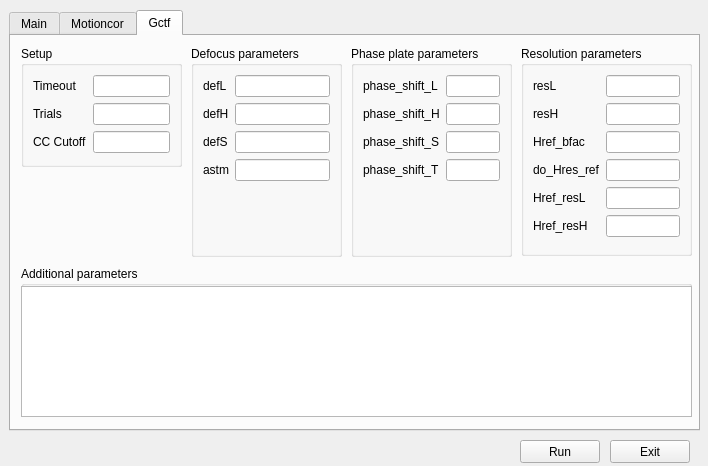
This is gui.ui in ViggieSmalls/MPIApp as Qt 5 draws it before an edit. The edited form follows.
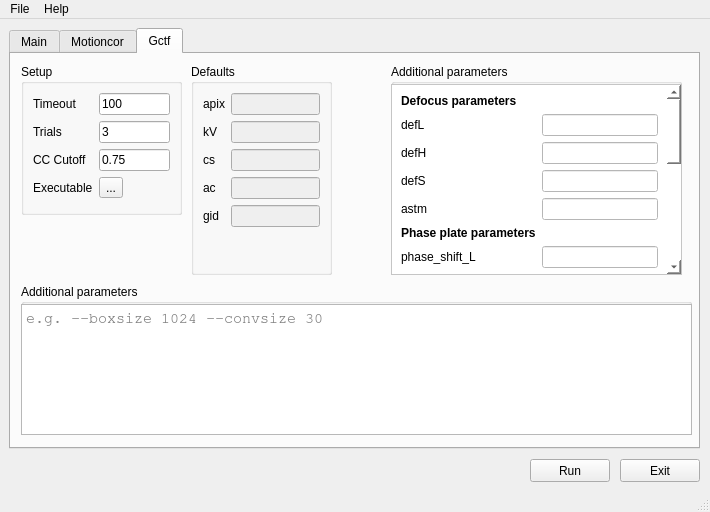
This is the edited form. The open tabs and pages were chosen to show the change.

```diff
--- a/gui.ui
+++ b/gui.ui
@@ -1,27 +1,34 @@
 <?xml version="1.0" encoding="UTF-8"?>
 <ui version="4.0">
- <class>Dialog</class>
- <widget class="QDialog" name="Dialog">
+ <class>MainWindow</class>
+ <widget class="QMainWindow" name="MainWindow">
   <property name="geometry">
    <rect>
     <x>0</x>
     <y>0</y>
-    <width>708</width>
-    <height>466</height>
+    <width>710</width>
+    <height>512</height>
    </rect>
   </property>
   <property name="windowTitle">
    <string>MPIApp</string>
   </property>
+  <widget class="QWidget" name="centralwidget">
   <widget class="QTabWidget" name="tabWidget">
+    <property name="enabled">
+     <bool>true</bool>
+    </property>
    <property name="geometry">
     <rect>
      <x>9</x>
-     <y>10</y>
+      <y>9</y>
      <width>691</width>
      <height>421</height>
     </rect>
    </property>
+    <property name="styleSheet">
+     <string notr="true"/>
+    </property>
    <property name="inputMethodHints">
     <set>Qt::ImhNone</set>
    </property>
@@ -494,17 +501,7 @@
        </widget>
       </item>
       <item row="4" column="1">
-       <widget class="QLineEdit" name="motioncor_RotGain"/>
-      </item>
-      <item row="5" column="0">
-       <widget class="QLabel" name="label_24">
-        <property name="text">
-         <string>FlipGain</string>
-        </property>
-       </widget>
-      </item>
-      <item row="5" column="1">
-       <widget class="QLineEdit" name="motioncor_FlipGain"/>
+        <widget class="QLineEdit" name="motioncor_Bft"/>
       </item>
      </layout>
     </widget>
@@ -561,13 +558,13 @@
       </rect>
      </property>
      <property name="title">
-      <string>GroupBox</string>
-     </property>
-     <layout class="QFormLayout" name="formLayout_2">
+       <string>Defaults</string>
+      </property>
+      <layout class="QFormLayout" name="formLayout_8">
       <item row="0" column="0">
-       <widget class="QLabel" name="label_25">
+        <widget class="QLabel" name="label_18">
         <property name="text">
-         <string>Align</string>
+          <string>FmDose</string>
         </property>
        </widget>
       </item>
@@ -662,273 +659,487 @@
     <attribute name="title">
      <string>Gctf</string>
     </attribute>
-    <widget class="QGroupBox" name="groupBox_6">
+     <widget class="QGroupBox" name="groupBox_8">
      <property name="geometry">
       <rect>
-       <x>180</x>
+        <x>10</x>
        <y>10</y>
-       <width>151</width>
+        <width>161</width>
+        <height>151</height>
+       </rect>
+      </property>
+      <property name="title">
+       <string>Setup</string>
+      </property>
+      <layout class="QFormLayout" name="formLayout_2">
+       <item row="0" column="0">
+        <widget class="QLabel" name="label_38">
+         <property name="text">
+          <string>Timeout</string>
+         </property>
+        </widget>
+       </item>
+       <item row="0" column="1">
+        <widget class="QLineEdit" name="gctf_timeout">
+         <property name="text">
+          <string>100</string>
+         </property>
+        </widget>
+       </item>
+       <item row="1" column="0">
+        <widget class="QLabel" name="label_39">
+         <property name="text">
+          <string>Trials</string>
+         </property>
+        </widget>
+       </item>
+       <item row="1" column="1">
+        <widget class="QLineEdit" name="gctf_trials">
+         <property name="text">
+          <string>3</string>
+         </property>
+        </widget>
+       </item>
+       <item row="2" column="0">
+        <widget class="QLabel" name="label_42">
+         <property name="text">
+          <string>CC Cutoff</string>
+         </property>
+        </widget>
+       </item>
+       <item row="2" column="1">
+        <widget class="QLineEdit" name="gctf_cc_cutoff">
+         <property name="text">
+          <string>0.75</string>
+         </property>
+        </widget>
+       </item>
+       <item row="3" column="0">
+        <widget class="QLabel" name="label_24">
+         <property name="toolTip">
+          <string>defaults to 'gctf'</string>
+         </property>
+         <property name="text">
+          <string>Executable</string>
+         </property>
+        </widget>
+       </item>
+       <item row="3" column="1">
+        <widget class="QToolButton" name="gctf_executable">
+         <property name="toolTip">
+          <string>select the path to the executable</string>
+         </property>
+         <property name="text">
+          <string>...</string>
+         </property>
+        </widget>
+       </item>
+      </layout>
+     </widget>
+     <widget class="QGroupBox" name="groupBox_9">
+      <property name="geometry">
+       <rect>
+        <x>10</x>
+        <y>230</y>
+        <width>671</width>
+        <height>151</height>
+       </rect>
+      </property>
+      <property name="title">
+       <string>Additional parameters</string>
+      </property>
+      <widget class="QPlainTextEdit" name="plainTextEdit_gctf">
+       <property name="geometry">
+        <rect>
+         <x>0</x>
+         <y>20</y>
+         <width>671</width>
+         <height>131</height>
+        </rect>
+       </property>
+       <property name="font">
+        <font>
+         <family>Nimbus Mono L</family>
+         <pointsize>11</pointsize>
+         <weight>50</weight>
+         <bold>false</bold>
+        </font>
+       </property>
+       <property name="placeholderText">
+        <string>e.g. --boxsize 1024 --convsize 30</string>
+       </property>
+      </widget>
+     </widget>
+     <widget class="QGroupBox" name="groupBox_3">
+      <property name="geometry">
+       <rect>
+        <x>380</x>
+        <y>10</y>
+        <width>291</width>
        <height>211</height>
       </rect>
      </property>
      <property name="title">
+       <string>Additional parameters</string>
+      </property>
+      <widget class="QScrollArea" name="scrollArea">
+       <property name="geometry">
+        <rect>
+         <x>0</x>
+         <y>20</y>
+         <width>291</width>
+         <height>191</height>
+        </rect>
+       </property>
+       <property name="autoFillBackground">
+        <bool>false</bool>
+       </property>
+       <property name="styleSheet">
+        <string notr="true">background-color: rgba(255, 255, 255);</string>
+       </property>
+       <property name="widgetResizable">
+        <bool>true</bool>
+       </property>
+       <widget class="QWidget" name="scrollAreaWidgetContents">
+        <property name="geometry">
+         <rect>
+          <x>0</x>
+          <y>0</y>
+          <width>275</width>
+          <height>481</height>
+         </rect>
+        </property>
+        <layout class="QFormLayout" name="formLayout">
+         <item row="5" column="0">
+          <widget class="QLabel" name="label_25">
+           <property name="font">
+            <font>
+             <weight>75</weight>
+             <bold>true</bold>
+            </font>
+           </property>
+           <property name="text">
+            <string>Phase plate parameters</string>
+           </property>
+          </widget>
+         </item>
+         <item row="6" column="0">
+          <widget class="QLabel" name="label_78">
+           <property name="text">
+            <string>phase_shift_L</string>
+           </property>
+          </widget>
+         </item>
+         <item row="6" column="1">
+          <widget class="QLineEdit" name="gctf_phase_shift_L_4">
+           <property name="styleSheet">
+            <string notr="true">background-color: rgb(255, 255, 255);</string>
+           </property>
+          </widget>
+         </item>
+         <item row="7" column="0">
+          <widget class="QLabel" name="label_79">
+           <property name="text">
+            <string>phase_shift_H</string>
+           </property>
+          </widget>
+         </item>
+         <item row="7" column="1">
+          <widget class="QLineEdit" name="gctf_phase_shift_H_4">
+           <property name="styleSheet">
+            <string notr="true">background-color: rgb(255, 255, 255);</string>
+           </property>
+          </widget>
+         </item>
+         <item row="8" column="0">
+          <widget class="QLabel" name="label_80">
+           <property name="text">
+            <string>phase_shift_S</string>
+           </property>
+          </widget>
+         </item>
+         <item row="8" column="1">
+          <widget class="QLineEdit" name="gctf_phase_shift_S_4">
+           <property name="styleSheet">
+            <string notr="true">background-color: rgb(255, 255, 255);</string>
+           </property>
+          </widget>
+         </item>
+         <item row="9" column="0">
+          <widget class="QLabel" name="label_81">
+           <property name="text">
+            <string>phase_shift_T</string>
+           </property>
+          </widget>
+         </item>
+         <item row="9" column="1">
+          <widget class="QLineEdit" name="gctf_phase_shift_T_4">
+           <property name="styleSheet">
+            <string notr="true">background-color: rgb(255, 255, 255);</string>
+           </property>
+          </widget>
+         </item>
+         <item row="10" column="0">
+          <widget class="QLabel" name="label_29">
+           <property name="font">
+            <font>
+             <weight>75</weight>
+             <bold>true</bold>
+            </font>
+           </property>
+           <property name="text">
+            <string>Resolution parameters</string>
+           </property>
+          </widget>
+         </item>
+         <item row="11" column="0">
+          <widget class="QLabel" name="label_82">
+           <property name="text">
+            <string>resL</string>
+           </property>
+          </widget>
+         </item>
+         <item row="11" column="1">
+          <widget class="QLineEdit" name="gctf_resL_5">
+           <property name="styleSheet">
+            <string notr="true">background-color: rgb(255, 255, 255);</string>
+           </property>
+          </widget>
+         </item>
+         <item row="12" column="0">
+          <widget class="QLabel" name="label_83">
+           <property name="text">
+            <string>resH</string>
+           </property>
+          </widget>
+         </item>
+         <item row="12" column="1">
+          <widget class="QLineEdit" name="gctf_resH_5">
+           <property name="styleSheet">
+            <string notr="true">background-color: rgb(255, 255, 255);</string>
+           </property>
+          </widget>
+         </item>
+         <item row="13" column="0">
+          <widget class="QLabel" name="label_84">
+           <property name="text">
+            <string>Href_bfac</string>
+           </property>
+          </widget>
+         </item>
+         <item row="13" column="1">
+          <widget class="QLineEdit" name="gctf_Href_bfac_5">
+           <property name="styleSheet">
+            <string notr="true">background-color: rgb(255, 255, 255);</string>
+           </property>
+          </widget>
+         </item>
+         <item row="14" column="0">
+          <widget class="QLabel" name="label_85">
+           <property name="text">
+            <string>do_Hres_ref</string>
+           </property>
+          </widget>
+         </item>
+         <item row="14" column="1">
+          <widget class="QLineEdit" name="gctf_do_Hres_ref_5">
+           <property name="styleSheet">
+            <string notr="true">background-color: rgb(255, 255, 255);</string>
+           </property>
+          </widget>
+         </item>
+         <item row="15" column="0">
+          <widget class="QLabel" name="label_86">
+           <property name="text">
+            <string>Href_resL</string>
+           </property>
+          </widget>
+         </item>
+         <item row="15" column="1">
+          <widget class="QLineEdit" name="gctf_Href_resL_5">
+           <property name="styleSheet">
+            <string notr="true">background-color: rgb(255, 255, 255);</string>
+           </property>
+          </widget>
+         </item>
+         <item row="16" column="0">
+          <widget class="QLabel" name="label_87">
+           <property name="text">
+            <string>Href_resH</string>
+           </property>
+          </widget>
+         </item>
+         <item row="16" column="1">
+          <widget class="QLineEdit" name="gctf_Href_resH_5">
+           <property name="styleSheet">
+            <string notr="true">background-color: rgb(255, 255, 255);</string>
+           </property>
+          </widget>
+         </item>
+         <item row="0" column="0">
+          <widget class="QLabel" name="label_30">
+           <property name="font">
+            <font>
+             <weight>75</weight>
+             <bold>true</bold>
+            </font>
+           </property>
+           <property name="text">
       <string>Defocus parameters</string>
      </property>
-     <layout class="QFormLayout" name="formLayout_5">
-      <item row="0" column="0">
+          </widget>
+         </item>
+         <item row="1" column="0">
        <widget class="QLabel" name="label_34">
         <property name="text">
          <string>defL</string>
         </property>
        </widget>
       </item>
-      <item row="0" column="1">
-       <widget class="QLineEdit" name="gctf_defL"/>
-      </item>
-      <item row="1" column="0">
+         <item row="1" column="1">
+          <widget class="QLineEdit" name="gctf_defL">
+           <property name="styleSheet">
+            <string notr="true">background-color: rgb(255, 255, 255);</string>
+           </property>
+          </widget>
+         </item>
+         <item row="2" column="0">
        <widget class="QLabel" name="label_35">
         <property name="text">
          <string>defH</string>
         </property>
        </widget>
       </item>
-      <item row="1" column="1">
-       <widget class="QLineEdit" name="gctf_defH"/>
-      </item>
-      <item row="2" column="0">
+         <item row="2" column="1">
+          <widget class="QLineEdit" name="gctf_defH">
+           <property name="styleSheet">
+            <string notr="true">background-color: rgb(255, 255, 255);</string>
+           </property>
+          </widget>
+         </item>
+         <item row="3" column="0">
        <widget class="QLabel" name="label_36">
         <property name="text">
          <string>defS</string>
         </property>
        </widget>
       </item>
-      <item row="2" column="1">
-       <widget class="QLineEdit" name="gctf_defS"/>
-      </item>
-      <item row="3" column="0">
+         <item row="3" column="1">
+          <widget class="QLineEdit" name="gctf_defS">
+           <property name="styleSheet">
+            <string notr="true">background-color: rgb(255, 255, 255);</string>
+           </property>
+          </widget>
+         </item>
+         <item row="4" column="0">
        <widget class="QLabel" name="label_37">
         <property name="text">
          <string>astm</string>
         </property>
        </widget>
       </item>
-      <item row="3" column="1">
-       <widget class="QLineEdit" name="gctf_astm"/>
-      </item>
-     </layout>
-    </widget>
-    <widget class="QGroupBox" name="groupBox_7">
-     <property name="geometry">
-      <rect>
-       <x>510</x>
-       <y>10</y>
-       <width>171</width>
-       <height>210</height>
-      </rect>
-     </property>
-     <property name="title">
-      <string>Resolution parameters</string>
-     </property>
-     <layout class="QFormLayout" name="formLayout">
-      <item row="0" column="0">
-       <widget class="QLabel" name="label_40">
-        <property name="text">
-         <string>resL</string>
-        </property>
-       </widget>
-      </item>
-      <item row="0" column="1">
-       <widget class="QLineEdit" name="gctf_resL"/>
-      </item>
-      <item row="1" column="0">
-       <widget class="QLabel" name="label_41">
-        <property name="text">
-         <string>resH</string>
-        </property>
-       </widget>
-      </item>
-      <item row="1" column="1">
-       <widget class="QLineEdit" name="gctf_resH"/>
-      </item>
-      <item row="2" column="0">
-       <widget class="QLabel" name="label_49">
-        <property name="text">
-         <string>Href_bfac</string>
-        </property>
-       </widget>
-      </item>
-      <item row="2" column="1">
-       <widget class="QLineEdit" name="gctf_Href_bfac"/>
-      </item>
-      <item row="3" column="0">
-       <widget class="QLabel" name="label_46">
-        <property name="text">
-         <string>do_Hres_ref</string>
-        </property>
-       </widget>
-      </item>
-      <item row="3" column="1">
-       <widget class="QLineEdit" name="gctf_do_Hres_ref"/>
-      </item>
-      <item row="4" column="0">
-       <widget class="QLabel" name="label_47">
-        <property name="text">
-         <string>Href_resL</string>
-        </property>
-       </widget>
-      </item>
       <item row="4" column="1">
-       <widget class="QLineEdit" name="gctf_Href_resL"/>
-      </item>
-      <item row="5" column="0">
-       <widget class="QLabel" name="label_48">
-        <property name="text">
-         <string>Href_resH</string>
+          <widget class="QLineEdit" name="gctf_astm">
+           <property name="styleSheet">
+            <string notr="true">background-color: rgb(255, 255, 255);</string>
         </property>
        </widget>
       </item>
-      <item row="5" column="1">
-       <widget class="QLineEdit" name="gctf_Href_resH"/>
-      </item>
-     </layout>
+        </layout>
+       </widget>
+      </widget>
     </widget>
     <widget class="QGroupBox" name="groupBox_5">
      <property name="geometry">
       <rect>
-       <x>340</x>
+        <x>180</x>
        <y>10</y>
-       <width>161</width>
+        <width>141</width>
        <height>211</height>
       </rect>
      </property>
      <property name="title">
-      <string>Phase plate parameters</string>
+       <string>Defaults</string>
      </property>
      <layout class="QFormLayout" name="formLayout_7">
       <item row="0" column="0">
-       <widget class="QLabel" name="label_30">
-        <property name="text">
-         <string>phase_shift_L</string>
-        </property>
-       </widget>
-      </item>
-      <item row="0" column="1">
-       <widget class="QLineEdit" name="gctf_phase_shift_L"/>
-      </item>
-      <item row="1" column="0">
        <widget class="QLabel" name="label_31">
         <property name="text">
-         <string>phase_shift_H</string>
+          <string>apix</string>
         </property>
        </widget>
       </item>
-      <item row="1" column="1">
-       <widget class="QLineEdit" name="gctf_phase_shift_H"/>
-      </item>
-      <item row="2" column="0">
+       <item row="0" column="1">
+        <widget class="QLineEdit" name="lineEdit">
+         <property name="enabled">
+          <bool>false</bool>
+         </property>
+        </widget>
+       </item>
+       <item row="1" column="0">
        <widget class="QLabel" name="label_32">
         <property name="text">
-         <string>phase_shift_S</string>
+          <string>kV</string>
         </property>
        </widget>
       </item>
-      <item row="2" column="1">
-       <widget class="QLineEdit" name="gctf_phase_shift_S"/>
-      </item>
-      <item row="3" column="0">
+       <item row="1" column="1">
+        <widget class="QLineEdit" name="lineEdit_2">
+         <property name="enabled">
+          <bool>false</bool>
+         </property>
+        </widget>
+       </item>
+       <item row="2" column="0">
        <widget class="QLabel" name="label_33">
         <property name="text">
-         <string>phase_shift_T</string>
-        </property>
-       </widget>
-      </item>
-      <item row="3" column="1">
-       <widget class="QLineEdit" name="gctf_phase_shift_T"/>
-      </item>
-     </layout>
-    </widget>
-    <widget class="QGroupBox" name="groupBox_8">
-     <property name="geometry">
-      <rect>
-       <x>10</x>
-       <y>10</y>
-       <width>161</width>
-       <height>121</height>
-      </rect>
-     </property>
-     <property name="title">
-      <string>Setup</string>
-     </property>
-     <layout class="QFormLayout" name="formLayout_9">
-      <item row="0" column="0">
-       <widget class="QLabel" name="label_38">
-        <property name="text">
-         <string>Timeout</string>
-        </property>
-       </widget>
-      </item>
-      <item row="0" column="1">
-       <widget class="QLineEdit" name="gctf_timeout"/>
-      </item>
-      <item row="1" column="0">
-       <widget class="QLabel" name="label_39">
-        <property name="text">
-         <string>Trials</string>
-        </property>
-       </widget>
-      </item>
-      <item row="1" column="1">
-       <widget class="QLineEdit" name="gctf_trials"/>
-      </item>
-      <item row="2" column="0">
-       <widget class="QLabel" name="label_42">
-        <property name="text">
-         <string>CC Cutoff</string>
+          <string>cs</string>
         </property>
        </widget>
       </item>
       <item row="2" column="1">
-       <widget class="QLineEdit" name="gctf_cc_cutoff"/>
+        <widget class="QLineEdit" name="lineEdit_3">
+         <property name="enabled">
+          <bool>false</bool>
+         </property>
+        </widget>
+       </item>
+       <item row="3" column="0">
+        <widget class="QLabel" name="label_40">
+         <property name="text">
+          <string>ac</string>
+         </property>
+        </widget>
+       </item>
+       <item row="3" column="1">
+        <widget class="QLineEdit" name="lineEdit_4">
+         <property name="enabled">
+          <bool>false</bool>
+         </property>
+        </widget>
+       </item>
+       <item row="4" column="0">
+        <widget class="QLabel" name="label_41">
+         <property name="text">
+          <string>gid</string>
+         </property>
+        </widget>
+       </item>
+       <item row="4" column="1">
+        <widget class="QLineEdit" name="lineEdit_5">
+         <property name="enabled">
+          <bool>false</bool>
+         </property>
+        </widget>
       </item>
      </layout>
     </widget>
-    <widget class="QGroupBox" name="groupBox_9">
-     <property name="geometry">
-      <rect>
-       <x>10</x>
-       <y>230</y>
-       <width>671</width>
-       <height>151</height>
-      </rect>
-     </property>
-     <property name="title">
-      <string>Additional parameters</string>
-     </property>
-     <widget class="QPlainTextEdit" name="plainTextEdit_gctf">
-      <property name="geometry">
-       <rect>
-        <x>0</x>
-        <y>20</y>
-        <width>671</width>
-        <height>131</height>
-       </rect>
-      </property>
-      <property name="font">
-       <font>
-        <family>Nimbus Mono L</family>
-        <pointsize>11</pointsize>
-        <weight>75</weight>
-        <bold>true</bold>
-       </font>
-      </property>
-     </widget>
-    </widget>
    </widget>
   </widget>
   <widget class="QPushButton" name="btn_Exit">
    <property name="geometry">
     <rect>
-     <x>610</x>
+      <x>620</x>
      <y>440</y>
      <width>80</width>
      <height>23</height>
@@ -941,7 +1152,7 @@
   <widget class="QPushButton" name="btn_Run">
    <property name="geometry">
     <rect>
-     <x>520</x>
+      <x>530</x>
      <y>440</y>
      <width>80</width>
      <height>23</height>
@@ -951,10 +1162,61 @@
     <string>Run</string>
    </property>
   </widget>
-  <zorder>tabWidget</zorder>
-  <zorder>btn_Exit</zorder>
-  <zorder>btn_Run</zorder>
-  <zorder>groupBox_12</zorder>
+  </widget>
+  <widget class="QMenuBar" name="menubar">
+   <property name="geometry">
+    <rect>
+     <x>0</x>
+     <y>0</y>
+     <width>710</width>
+     <height>20</height>
+    </rect>
+   </property>
+   <widget class="QMenu" name="menuFile">
+    <property name="title">
+     <string>File</string>
+    </property>
+    <addaction name="actionSave_configurations"/>
+    <addaction name="actionLoad_configurations"/>
+    <addaction name="separator"/>
+    <addaction name="actionExit"/>
+   </widget>
+   <widget class="QMenu" name="menuHelp">
+    <property name="title">
+     <string>Help</string>
+    </property>
+    <addaction name="actionMotioncor_manual"/>
+    <addaction name="actionGctf_manual"/>
+   </widget>
+   <addaction name="menuFile"/>
+   <addaction name="menuHelp"/>
+  </widget>
+  <widget class="QStatusBar" name="statusbar"/>
+  <action name="actionLoad_configurations">
+   <property name="text">
+    <string>Load configurations...</string>
+   </property>
+  </action>
+  <action name="actionSave_configurations">
+   <property name="text">
+    <string>Save configurations</string>
+   </property>
+  </action>
+  <action name="actionExit">
+   <property name="text">
+    <string>Quit</string>
+   </property>
+  </action>
+  <action name="actionMotioncor_manual">
+   <property name="text">
+    <string>Motioncor manual</string>
+   </property>
+  </action>
+  <action name="actionGctf_manual">
+   <property name="text">
+    <string>Gctf manual</string>
+   </property>
+  </action>
  </widget>
  <resources/>
  <connections/>
```
Left out of the diff: 248 changed lines with no effect on the pictures. Lines whose indentation alone changed are shown as unchanged.
